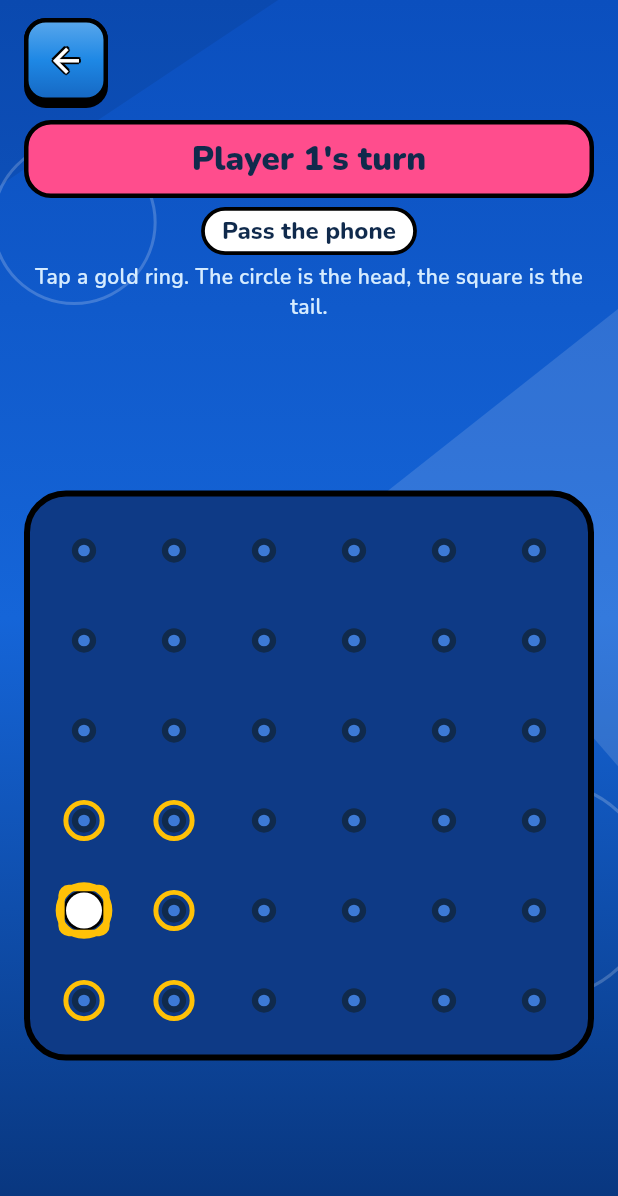
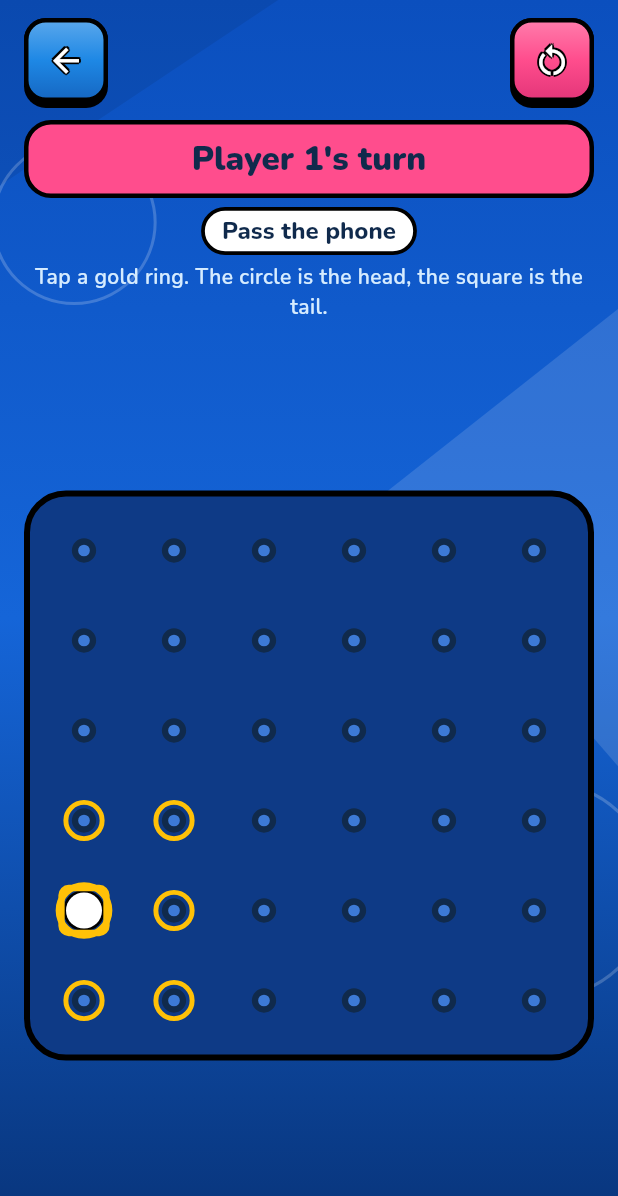
Before and after one commit to YuraIvanskyi/lines-game, a Flutter app: the TablePage screen opened directly, on a phone screen of 412 x 824 dp. Shown: the top 1196 px of the screen. Run offline on Flutter 3.47's test engine with Material 3 defaults, Android fonts, the phone set to English and light mode, and no system bars; our stand-ins replace audioplayers, shared_preferences; accounts and stored records are empty.

Commit message:
Restart button

```diff
--- a/app/lib/settings/copy.dart
+++ b/app/lib/settings/copy.dart
@@ -41,6 +41,10 @@ class Copy {
     required this.stay,
     required this.leave,
     required this.back,
+    required this.restart,
+    required this.restartOf,
+    required this.restartBody,
+    required this.cancel,
     required this.sound,
     required this.soundOn,
     required this.soundOff,
@@ -85,6 +89,10 @@ class Copy {
   final String stay;
   final String leave;
   final String back;
+  final String restart;
+  final String restartOf;
+  final String restartBody;
+  final String cancel;
   final String sound;
   final String soundOn;
   final String soundOff;
@@ -96,6 +104,8 @@ class Copy {
   String turn(String name) => turnOf.replaceAll('{name}', name);
 
   String lostPlayer(String name) => lostOf.replaceAll('{name}', name);
+
+  String restartAsk(String name) => restartOf.replaceAll('{name}', name);
 
   static Copy forLanguage(AppLanguage language) {
     return switch (language) {
@@ -123,8 +133,7 @@ class Copy {
     creator: 'Creator',
     creatorName: 'Yurii Ivanskyi',
     thanks: 'Thanks',
-    thanksBody:
-        'To my best friend Bohdan, with whom a paper version of this game first appeared during our school years.',
+    thanksBody: 'To my best friend Bohdan, with whom a paper version of this game first appeared during our school years.',
     tech: 'Tech',
     techLines: [
       'Flutter and Dart.',
@@ -152,6 +161,10 @@ class Copy {
     stay: 'Stay',
     leave: 'Leave',
     back: 'Back',
+    restart: 'Restart',
+    restartOf: '{name} wants to restart?',
+    restartBody: 'This starts the current game over.',
+    cancel: 'Cancel',
     sound: 'Sound',
     soundOn: 'Sound on',
     soundOff: 'Sound off',
@@ -178,8 +191,7 @@ class Copy {
     creator: 'Автор',
     creatorName: 'Yurii Ivanskyi',
     thanks: 'Подяка',
-    thanksBody:
-        'Моєму найкращому другу Богдану, з яким паперова версія цієї гри вперше з’явилася ще в шкільні роки.',
+    thanksBody: 'Моєму найкращому другу Богдану, з яким паперова версія цієї гри вперше з’явилася ще в шкільні роки.',
     tech: 'Технології',
     techLines: [
       'Flutter і Dart.',
@@ -207,6 +219,10 @@ class Copy {
     stay: 'Залишитись',
     leave: 'Вийти',
     back: 'Назад',
+    restart: 'Заново',
+    restartOf: '{name} хоче почати спочатку?',
+    restartBody: 'Поточна гра почнеться з початку.',
+    cancel: 'Скасувати',
     sound: 'Звук',
     soundOn: 'Звук увімкнено',
     soundOff: 'Звук вимкнено',
--- a/app/lib/table/table_page.dart
+++ b/app/lib/table/table_page.dart
@@ -110,6 +110,16 @@ class _TablePageState extends State<TablePage> {
     widget.onHome!();
   }
 
+  Future<void> _askRestart() async {
+    final name = _match.currentPlayer.name;
+    final restart = await confirmRestart(context, name);
+    if (!restart || !mounted) return;
+    setState(() {
+      _match = _deal(_match.seed, _match.firstTurn);
+      _pendingCell = null;
+    });
+  }
+
   void _rematch() {
     final firstTurn = (_match.firstTurn + 1) % _match.players.length;
     final seed = DateTime.now().microsecondsSinceEpoch & 0x7fffffff;
@@ -148,9 +158,21 @@ class _TablePageState extends State<TablePage> {
                 child: Column(
                   crossAxisAlignment: CrossAxisAlignment.stretch,
                   children: [
-                    Align(
-                      alignment: Alignment.centerLeft,
-                      child: PopBackButton(onPressed: _back, label: copy.back),
+                    Row(
+                      children: [
+                        PopBackButton(onPressed: _back, label: copy.back),
+                        const Spacer(),
+                        Padding(
+                          padding: const EdgeInsets.only(bottom: 8),
+                          child: PopIconButton(
+                            icon: Icons.restart_alt,
+                            label: copy.restart,
+                            onPressed: _askRestart,
+                            extent: 56,
+                            color: InkTheme.pinkFace,
+                          ),
+                        ),
+                      ],
                     ),
                     TweenAnimationBuilder<double>(
                       key: ValueKey(headline),
```
Also changed, not shown: app/lib/theme/arcade_dialog.dart (+48 -5 lines), 2 other files.
